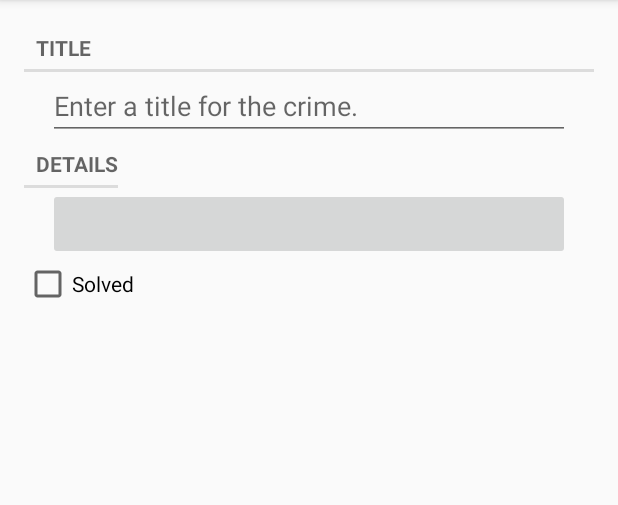
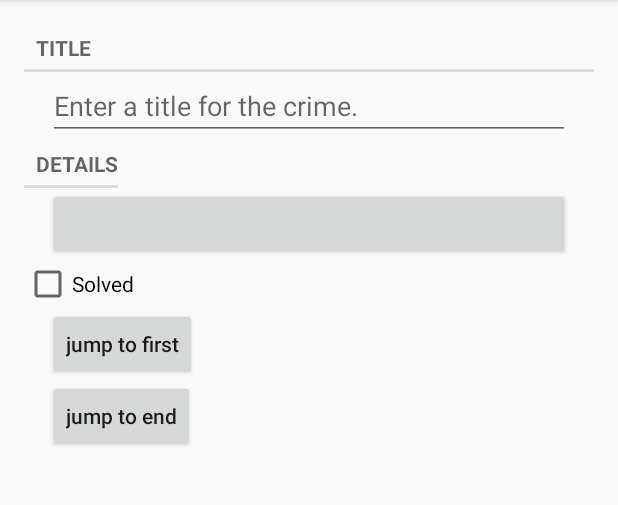
Before and after one commit to wuya34/CriminalIntent, an Android app: the fragment CrimeFragment placed in its activity, on a phone screen of 412 x 824 dp, the part 84-589 px from its top. Run offline under Robolectric (Android 15) with nearby library versions, the phone set to English and light mode, and no system bars; 4 statements that could not run were skipped.

Commit message:
第十三章 主线

```diff
--- a/app/src/main/AndroidManifest.xml
+++ b/app/src/main/AndroidManifest.xml
@@ -15,7 +15,9 @@
                 <category android:name="android.intent.category.LAUNCHER"/>
             </intent-filter>
         </activity>
-        <activity android:name=".controller.CrimeActivity"/>
+        <activity
+            android:name=".controller.CrimePagerActivity"
+            android:parentActivityName=".controller.CrimeListActivity"/>
     </application>
 
 </manifest>
--- a/app/src/main/java/com/example/amyas/criminalintent/controller/CrimeFragment.java
+++ b/app/src/main/java/com/example/amyas/criminalintent/controller/CrimeFragment.java
@@ -1,8 +1,11 @@
 package com.example.amyas.criminalintent.controller;
 
+import android.app.Activity;
+import android.content.Intent;
 import android.os.Bundle;
 import android.support.annotation.Nullable;
 import android.support.v4.app.Fragment;
+import android.support.v4.app.FragmentManager;
 import android.text.Editable;
 import android.text.TextWatcher;
 import android.view.LayoutInflater;
@@ -17,6 +20,7 @@ import com.example.amyas.criminalintent.R;
 import com.example.amyas.criminalintent.model.Crime;
 import com.example.amyas.criminalintent.model.CrimeLab;
 
+import java.util.Date;
 import java.util.UUID;
 
 import static android.widget.CompoundButton.OnCheckedChangeListener;
@@ -26,12 +30,15 @@ import static android.widget.CompoundButton.OnCheckedChangeListener;
  * date: 2017/10/26
  */
 
-public class CrimeFragment extends Fragment {
+public class CrimeFragment extends Fragment implements View.OnClickListener {
     //    private String TAG = CrimeFragment.class.getSimpleName();
+    private static final String DIALOG_DATE = "DialogDate";
+    private static final int REQUEST_CODE = 1;
     private Crime mCrime;
     private EditText mTitleField;
     private Button mDateButton;
     private CheckBox mSolvedCheckBox;
+
 
     public static final String ARG_CRIME_ID = "crime_id";
 
@@ -80,7 +87,8 @@ public class CrimeFragment extends Fragment {
 
         mDateButton  = view.findViewById(R.id.crime_date);
         mDateButton.setText(mCrime.getDate().toString());
-        mDateButton.setEnabled(false);
+        mDateButton.setOnClickListener(this);
+
 
         mSolvedCheckBox = view.findViewById(R.id.crime_solved);
         mSolvedCheckBox.setChecked(mCrime.isSolved());
@@ -92,4 +100,28 @@ public class CrimeFragment extends Fragment {
         });
         return view;
     }
+    //    public void returnResult(){
+    //        getActivity().setResult(CrimeListActivity.RESULT_OK);
+    //    }
+
+
+    @Override
+    public void onClick(View view) {
+        FragmentManager manager = getFragmentManager();
+        DatePickerFragment datePickerFragment = DatePickerFragment.newInstance(mCrime.getDate());
+        datePickerFragment.setTargetFragment(CrimeFragment.this, REQUEST_CODE);
+        datePickerFragment.show(manager, DIALOG_DATE);
+    }
+
+    @Override
+    public void onActivityResult(int requestCode, int resultCode, Intent data) {
+        if (resultCode != Activity.RESULT_OK) {
+            return;
+        }
+        if (requestCode == REQUEST_CODE) {
+            Date date = (Date) data.getSerializableExtra(DatePickerFragment.EXTRA_DATE);
+            mCrime.setDate(date);
+            mDateButton.setText(mCrime.getDate().toString());
+        }
+    }
 }
--- a/app/src/main/java/com/example/amyas/criminalintent/controller/CrimeListFragment.java
+++ b/app/src/main/java/com/example/amyas/criminalintent/controller/CrimeListFragment.java
@@ -4,9 +4,13 @@ import android.content.Intent;
 import android.os.Bundle;
 import android.support.annotation.Nullable;
 import android.support.v4.app.Fragment;
+import android.support.v7.app.AppCompatActivity;
 import android.support.v7.widget.LinearLayoutManager;
 import android.support.v7.widget.RecyclerView;
 import android.view.LayoutInflater;
+import android.view.Menu;
+import android.view.MenuInflater;
+import android.view.MenuItem;
 import android.view.View;
 import android.view.ViewGroup;
 import android.widget.ImageView;
@@ -26,6 +30,15 @@ import java.util.List;
 public class CrimeListFragment extends Fragment {
     private RecyclerView mRecyclerView;
     private CrimeAdapter mCrimeAdapter;
+    private int CRIME_PAGER_CODE = 10;
+    private String CRIME_PAGER_RESULT = "CRIME_PAGER_RESULT";
+    private int currentIndex = 0;
+
+    @Override
+    public void onCreate(@Nullable Bundle savedInstanceState) {
+        super.onCreate(savedInstanceState);
+        setHasOptionsMenu(true);
+    }
 
     @Nullable
     @Override
@@ -72,10 +85,19 @@ public class CrimeListFragment extends Fragment {
 
         @Override
         public void onClick(View view) {
-            Intent intent = CrimeActivity.newIntent(getActivity(), mCrime.getUUID());
+            Intent intent = CrimePagerActivity.newIntent(getActivity(), mCrime.getUUID());
 
-            startActivity(intent);
+            //            startActivity(intent);
+            startActivityForResult(intent, CRIME_PAGER_CODE);
 
+        }
+    }
+
+    @Override
+    public void onActivityResult(int requestCode, int resultCode, Intent data) {
+        if (resultCode == CRIME_PAGER_CODE) {
+            currentIndex = data.getIntExtra(CRIME_PAGER_RESULT, 0);
+            mCrimeAdapter.notifyItemChanged(currentIndex);
         }
     }
 
@@ -110,4 +132,34 @@ public class CrimeListFragment extends Fragment {
         super.onResume();
         updateUI();
     }
+
+    @Override
+    public void onCreateOptionsMenu(Menu menu, MenuInflater inflater) {
+        super.onCreateOptionsMenu(menu, inflater);
+        inflater.inflate(R.menu.fragment_crime_list, menu);
+    }
+
+    @Override
+    public boolean onOptionsItemSelected(MenuItem item) {
+        switch (item.getItemId()) {
+            case R.id.new_crime:
+                Crime crime = new Crime();
+                CrimeLab.get(getActivity()).addCrime(crime);
+                Intent intent = CrimePagerActivity.newIntent(getActivity(), crime.getUUID());
+                startActivity(intent);
+                return true;
+            case R.id.show_subtitle:
+                updateSubtitle();
+                return true;
+            default:
+                return super.onOptionsItemSelected(item);
+        }
+    }
+
+    private void updateSubtitle() {
+        int crimeCount = CrimeLab.get(getActivity()).getCrimes().size();
+        String subtitle = getString(R.string.subtitle_format, crimeCount);
+        AppCompatActivity activity = (AppCompatActivity) getActivity();
+        activity.getSupportActionBar().setSubtitle(subtitle);
+    }
 }
--- a/app/src/main/res/layout/fragment_crime.xml
+++ b/app/src/main/res/layout/fragment_crime.xml
@@ -33,4 +33,22 @@
         android:layout_width="match_parent"
         android:layout_height="wrap_content"
         android:text="@string/crime_solved_label"/>
+
+    <Button
+        android:id="@+id/crime_jump_to_first"
+        android:layout_width="wrap_content"
+        android:layout_height="wrap_content"
+        android:layout_marginLeft="16dp"
+        android:layout_marginRight="16dp"
+        android:text="jump to first"
+        android:textAllCaps="false"/>
+
+    <Button
+        android:id="@+id/crime_jump_to_last"
+        android:layout_width="wrap_content"
+        android:layout_height="wrap_content"
+        android:layout_marginLeft="16dp"
+        android:layout_marginRight="16dp"
+        android:text="jump to end"
+        android:textAllCaps="false"/>
 </LinearLayout>
--- /dev/null
+++ b/app/src/main/res/menu/fragment_crime_list.xml
@@ -0,0 +1,15 @@
+<?xml version="1.0" encoding="utf-8"?>
+<menu xmlns:android="http://schemas.android.com/apk/res/android"
+      xmlns:app="http://schemas.android.com/apk/res-auto"
+    >
+    <item
+        android:id="@+id/new_crime"
+        android:icon="@drawable/ic_menu_add2"
+        android:title="@string/new_crime"
+        app:showAsAction="ifRoom|withText"
+        />
+    <item
+        android:id="@+id/show_subtitle"
+        android:title="@string/show_subtitle"
+        app:showAsAction="ifRoom|withText"/>
+</menu>
--- a/app/src/main/res/values/strings.xml
+++ b/app/src/main/res/values/strings.xml
@@ -4,4 +4,11 @@
     <string name="crime_title_label">Title</string>
     <string name="crime_details_label">Details</string>
     <string name="crime_solved_label">Solved</string>
+
+    <string name="data_picker_title">Date of crime:</string>
+    <string name="new_crime">New Crime</string>
+    <string name="show_subtitle">Show Subtitle</string>
+    <string name="hide_subtitle">Hide Subtitle</string>
+    <string name="subtitle_format">%1$d crimes</string>
+
 </resources>
```
Also changed, not shown: app/src/main/java/com/example/amyas/criminalintent/controller/CrimeActivity.java (deleted, +0 -25 lines), app/src/main/java/com/example/amyas/criminalintent/controller/CrimePagerActivity.java (+19 -0 lines), app/src/main/java/com/example/amyas/criminalintent/controller/DatePickerFragment.java (added, +80 -0 lines), app/src/main/java/com/example/amyas/criminalintent/model/CrimeLab.java (+5 -6 lines), app/src/main/res/layout/dialog_date.xml (added, +9 -0 lines), app/src/main/res/drawable-hdpi/ic_menu_add.png (added), app/src/main/res/drawable-hdpi/ic_menu_add2.png (added), app/src/main/res/drawable-mdpi/ic_menu_add.png (added), app/src/main/res/drawable-mdpi/ic_menu_add2.png (added), app/src/main/res/drawable-xhdpi/ic_menu_add.png (added), app/src/main/res/drawable-xhdpi/ic_menu_add2.png (added), app/src/main/res/drawable-xxhdpi/ic_menu_add.png (added), app/src/main/res/drawable-xxhdpi/ic_menu_add2.png (added), app/src/main/res/layout/activity_crime_pager.xml (line endings or trailing spaces).
